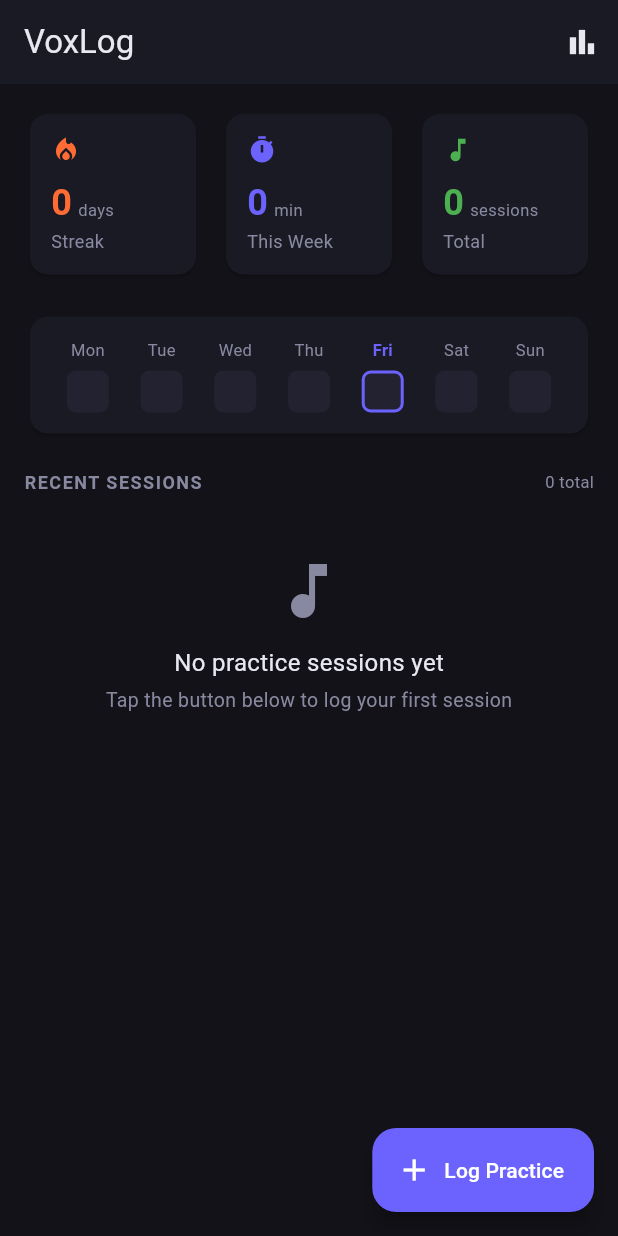
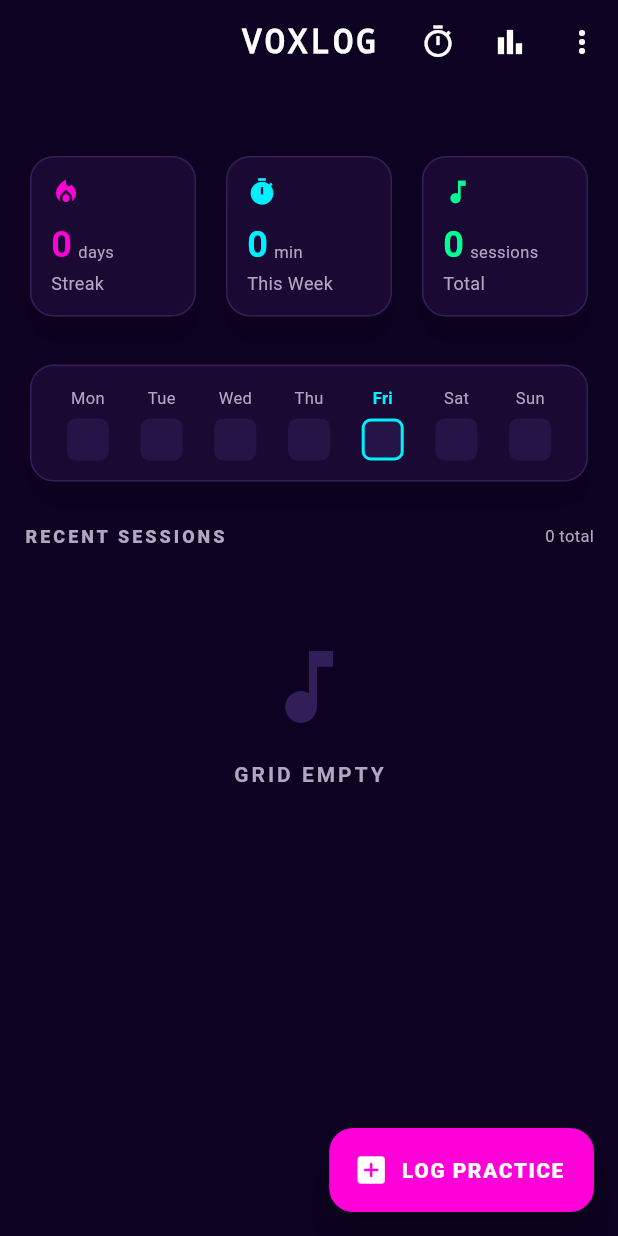
Before and after one commit to synthalorian/Open-Vox, a Flutter app: the screen it shows after launch, on a phone screen of 412 x 824 dp. Run offline on Flutter 3.47's test engine with Material 3 defaults, Android fonts, the phone set to English and light mode, and no system bars; drawn by our look-alikes of flutter_animate; our stand-ins replace file_picker, flutter_riverpod, freezed_annotation, hive_flutter, share_plus; accounts and stored records are empty.

Commit message:
synth update: synchronization and release preparation

```diff
--- a/lib/models/practice_session.dart
+++ b/lib/models/practice_session.dart
@@ -1,10 +1,22 @@
+import 'package:freezed_annotation/freezed_annotation.dart';
+
+part 'practice_session.freezed.dart';
+part 'practice_session.g.dart';
+
 enum Instrument {
+  @JsonValue('electric_guitar')
   electricGuitar('Electric Guitar', '🎸'),
+  @JsonValue('acoustic_guitar')
   acousticGuitar('Acoustic Guitar', '🪕'),
+  @JsonValue('bass')
   bass('Bass', '🎸'),
+  @JsonValue('piano')
   piano('Piano/Keys', '🎹'),
+  @JsonValue('drums')
   drums('Drums', '🥁'),
+  @JsonValue('vocals')
   vocals('Vocals', '🎤'),
+  @JsonValue('other')
   other('Other', '🎵');
 
   final String label;
@@ -13,73 +25,48 @@ enum Instrument {
 }
 
 enum PracticeCategory {
+  @JsonValue('technique')
   technique('Technique'),
+  @JsonValue('songs')
   songs('Songs/Repertoire'),
+  @JsonValue('theory')
   theory('Theory'),
+  @JsonValue('improvisation')
   improvisation('Improvisation'),
+  @JsonValue('ear_training')
   earTraining('Ear Training'),
+  @JsonValue('sight_reading')
   sightReading('Sight Reading'),
+  @JsonValue('recording')
   recording('Recording'),
+  @JsonValue('jamming')
   jamming('Jamming'),
+  @JsonValue('warmup')
   warmup('Warm-up'),
+  @JsonValue('other')
   other('Other');
 
   final String label;
   const PracticeCategory(this.label);
 }
 
-class PracticeSession {
-  final String id;
-  final DateTime date;
-  final Instrument instrument;
-  final PracticeCategory category;
-  final Duration duration;
-  final String? notes;
-  final int? bpmGoal;
-  final int? bpmAchieved;
-  final int rating; // 1-5 stars
-  final List<String> tags;
+@freezed
+class PracticeSession with _$PracticeSession {
+  const factory PracticeSession({
+    required String id,
+    required DateTime date,
+    required Instrument instrument,
+    required PracticeCategory category,
+    required Duration duration,
+    String? notes,
+    int? bpmGoal,
+    int? bpmAchieved,
+    @Default(3) int rating,
+    @Default([]) List<String> tags,
+  }) = _PracticeSession;
 
-  PracticeSession({
-    required this.id,
-    required this.date,
-    required this.instrument,
-    required this.category,
-    required this.duration,
-    this.notes,
-    this.bpmGoal,
-    this.bpmAchieved,
-    this.rating = 3,
-    List<String>? tags,
-  }) : tags = tags ?? [];
-
-  Map<String, dynamic> toMap() => {
-        'id': id,
-        'date': date.toIso8601String(),
-        'instrument': instrument.index,
-        'category': category.index,
-        'durationMinutes': duration.inMinutes,
-        'notes': notes,
-        'bpmGoal': bpmGoal,
-        'bpmAchieved': bpmAchieved,
-        'rating': rating,
-        'tags': tags,
-      };
-
-  factory PracticeSession.fromMap(Map<dynamic, dynamic> map) {
-    return PracticeSession(
-      id: map['id'] as String,
-      date: DateTime.parse(map['date'] as String),
-      instrument: Instrument.values[map['instrument'] as int],
-      category: PracticeCategory.values[map['category'] as int],
-      duration: Duration(minutes: map['durationMinutes'] as int),
-      notes: map['notes'] as String?,
-      bpmGoal: map['bpmGoal'] as int?,
-      bpmAchieved: map['bpmAchieved'] as int?,
-      rating: map['rating'] as int? ?? 3,
-      tags: List<String>.from(map['tags'] ?? []),
-    );
-  }
+  factory PracticeSession.fromJson(Map<String, dynamic> json) =>
+      _$PracticeSessionFromJson(json);
 }
 
 class PracticeStats {
@@ -96,6 +83,7 @@ class PracticeStats {
 
   int get currentStreak {
     if (sessions.isEmpty) return 0;
+
     final sorted = List<PracticeSession>.from(sessions)
       ..sort((a, b) => b.date.compareTo(a.date));
 
@@ -111,10 +99,13 @@ class PracticeStats {
 
     for (final date in dates) {
       final diff = check.difference(date).inDays;
-      if (diff <= 1) {
+      if (diff == 0) {
+        streak++;
+        // Keep check as is for next iteration if it was today
+      } else if (diff == 1) {
         streak++;
         check = date;
-      } else {
+      } else if (diff > 1) {
         break;
       }
     }
@@ -144,8 +135,9 @@ class PracticeStats {
 
   List<PracticeSession> get thisWeek {
     final now = DateTime.now();
+    // Monday is 1, Sunday is 7 in DateTime.weekday
     final weekStart = now.subtract(Duration(days: now.weekday - 1));
     final start = DateTime(weekStart.year, weekStart.month, weekStart.day);
-    return sessions.where((s) => s.date.isAfter(start)).toList();
+    return sessions.where((s) => s.date.isAfter(start) || s.date.isAtSameMomentAs(start)).toList();
   }
 }
--- a/lib/screens/home_screen.dart
+++ b/lib/screens/home_screen.dart
@@ -5,6 +5,11 @@ import '../providers/providers.dart';
 import '../theme/vox_theme.dart';
 import '../widgets/log_session_dialog.dart';
 import 'stats_screen.dart';
+import 'timer_screen.dart';
+
+import '../services/import_export_service.dart';
+
+import 'package:flutter_animate/flutter_animate.dart';
 
 class HomeScreen extends ConsumerWidget {
   const HomeScreen({super.key});
@@ -15,9 +20,18 @@ class HomeScreen extends ConsumerWidget {
     final stats = ref.watch(statsProvider);
 
     return Scaffold(
+      extendBodyBehindAppBar: true,
       appBar: AppBar(
-        title: const Text('VoxLog'),
+        title: const Text('VOXLOG'),
         actions: [
+          IconButton(
+            icon: const Icon(Icons.timer_outlined),
+            onPressed: () => Navigator.push(
+              context,
+              MaterialPageRoute(builder: (_) => const TimerScreen()),
+            ),
+            tooltip: 'Practice Timer',
+          ),
           IconButton(
             icon: const Icon(Icons.bar_chart),
             onPressed: () => Navigator.push(
@@ -26,10 +40,64 @@ class HomeScreen extends ConsumerWidget {
             ),
             tooltip: 'Statistics',
           ),
+          PopupMenuButton<String>(
+            onSelected: (value) async {
+              if (value == 'export') {
+                await ImportExportService.exportSessions(sessions);
+              } else if (value == 'import') {
+                final imported = await ImportExportService.importSessions();
+                if (imported != null) {
+                  await ref.read(sessionsProvider.notifier).importAll(imported);
+                  if (context.mounted) {
+                    ScaffoldMessenger.of(context).showSnackBar(
+                      SnackBar(
+                        content: Text('IMPORTED ${imported.length} SESSIONS'),
+                        backgroundColor: VoxTheme.success,
+                      ),
+                    );
+                  }
+                }
+              }
+            },
+            itemBuilder: (context) => [
+              const PopupMenuItem(
+                value: 'export',
+                child: Row(
+                  children: [
+                    Icon(Icons.upload, size: 20),
+                    SizedBox(width: 8),
+                    Text('EXPORT DATA'),
                   ],
                 ),
-      body: ListView(
-        padding: const EdgeInsets.all(16),
+              ),
+              const PopupMenuItem(
+                value: 'import',
+                child: Row(
+                  children: [
+                    Icon(Icons.download, size: 20),
+                    SizedBox(width: 8),
+                    Text('IMPORT DATA'),
+                  ],
+                ),
+              ),
+            ],
+          ),
+        ],
+      ),
+      body: Container(
+        decoration: BoxDecoration(
+          gradient: LinearGradient(
+            begin: Alignment.topCenter,
+            end: Alignment.bottomCenter,
+            colors: [
+              VoxTheme.background,
+              VoxTheme.background.withValues(alpha: 0.8),
+              VoxTheme.background,
+            ],
+          ),
+        ),
+        child: ListView(
+          padding: const EdgeInsets.fromLTRB(16, 100, 16, 16),
           children: [
             // Stats cards
             Row(
@@ -58,11 +126,14 @@ class HomeScreen extends ConsumerWidget {
                   color: VoxTheme.success,
                 ),
               ],
-          ),
-          const SizedBox(height: 20),
+            ).animate().fadeIn(duration: 400.ms).slideY(begin: 0.2),
+            const SizedBox(height: 24),
             // Week heatmap
-          _WeekHeatmap(sessions: sessions),
-          const SizedBox(height: 20),
+            _WeekHeatmap(sessions: sessions)
+                .animate()
+                .fadeIn(delay: 100.ms, duration: 400.ms)
+                .slideY(begin: 0.1),
+            const SizedBox(height: 24),
             // Recent sessions
             Row(
               children: [
@@ -71,8 +142,8 @@ class HomeScreen extends ConsumerWidget {
                   style: TextStyle(
                     color: VoxTheme.textSecondary,
                     fontSize: 12,
-                  fontWeight: FontWeight.bold,
-                  letterSpacing: 1,
+                    fontWeight: FontWeight.w900,
+                    letterSpacing: 2,
                   ),
                 ),
                 const Spacer(),
@@ -84,56 +155,72 @@ class HomeScreen extends ConsumerWidget {
                   ),
                 ),
               ],
-          ),
-          const SizedBox(height: 8),
+            ).animate().fadeIn(delay: 200.ms),
+            const SizedBox(height: 12),
             if (sessions.isEmpty)
               const Padding(
-              padding: EdgeInsets.all(32),
+                padding: EdgeInsets.all(48),
                 child: Center(
                   child: Column(
                     children: [
-                    Icon(Icons.music_note, color: VoxTheme.textSecondary, size: 48),
-                    SizedBox(height: 12),
+                      Icon(Icons.music_note,
+                          color: VoxTheme.divider, size: 64),
+                      SizedBox(height: 16),
                       Text(
-                      'No practice sessions yet',
-                      style: TextStyle(color: VoxTheme.textPrimary, fontSize: 16),
-                    ),
-                    SizedBox(height: 4),
-                    Text(
-                      'Tap the button below to log your first session',
-                      style: TextStyle(color: VoxTheme.textSecondary, fontSize: 13),
+                        'GRID EMPTY',
+                        style: TextStyle(
+                            color: VoxTheme.textSecondary,
+                            fontSize: 14,
+                            fontWeight: FontWeight.bold,
+                            letterSpacing: 2),
                       ),
                     ],
                   ),
                 ),
-            )
+              ).animate().fadeIn(delay: 300.ms)
             else
-            ...sessions.map((session) => Dismissible(
+              ...sessions.asMap().entries.map((entry) {
+                final index = entry.key;
+                final session = entry.value;
+                return Dismissible(
                   key: Key(session.id),
                   direction: DismissDirection.endToStart,
                   background: Container(
                     alignment: Alignment.centerRight,
-                    padding: const EdgeInsets.only(right: 16),
+                    padding: const EdgeInsets.only(right: 24),
+                    margin: const EdgeInsets.only(bottom: 8),
                     decoration: BoxDecoration(
-                      color: Colors.red.withOpacity(0.2),
-                      borderRadius: BorderRadius.circular(12),
+                      color: Colors.red.withValues(alpha: 0.2),
+                      borderRadius: BorderRadius.circular(16),
                     ),
-                    child: const Icon(Icons.delete, color: Colors.red),
+                    child: const Icon(Icons.delete_forever, color: Colors.red),
                   ),
                   onDismissed: (_) {
                     ref.read(sessionsProvider.notifier).remove(session.id);
                   },
+                  child: InkWell(
+                    onTap: () => showDialog(
+                      context: context,
+                      builder: (_) => LogSessionDialog(session: session),
+                    ),
+                    borderRadius: BorderRadius.circular(16),
                     child: _SessionCard(session: session),
-                )),
+                  ),
+                ).animate().fadeIn(delay: (300 + (index * 50)).ms).slideX(begin: 0.1);
+              }),
           ],
+        ),
       ),
       floatingActionButton: FloatingActionButton.extended(
         onPressed: () => showDialog(
           context: context,
           builder: (_) => const LogSessionDialog(),
         ),
-        icon: const Icon(Icons.add),
-        label: const Text('Log Practice'),
+        icon: const Icon(Icons.add_box_rounded),
+        label: const Text(
+          'LOG PRACTICE',
+          style: TextStyle(fontWeight: FontWeight.w900, letterSpacing: 1),
+        ),
       ),
     );
   }
--- a/lib/screens/stats_screen.dart
+++ b/lib/screens/stats_screen.dart
@@ -124,7 +124,7 @@ class StatsScreen extends ConsumerWidget {
                               padding: const EdgeInsets.symmetric(
                                   horizontal: 12, vertical: 6),
                               decoration: BoxDecoration(
-                                color: VoxTheme.accent.withOpacity(0.12),
+                                color: VoxTheme.accent.withValues(alpha: 0.12),
                                 borderRadius: BorderRadius.circular(12),
                               ),
                               child: Text(
--- a/lib/services/session_repository.dart
+++ b/lib/services/session_repository.dart
@@ -12,7 +12,7 @@ class SessionRepository {
   Box get _box => Hive.box(_boxName);
 
   Future<void> save(PracticeSession session) async {
-    await _box.put(session.id, session.toMap());
+    await _box.put(session.id, session.toJson());
   }
 
   Future<void> delete(String id) async {
@@ -22,7 +22,7 @@ class SessionRepository {
   List<PracticeSession> getAll() {
     return _box.values
         .map((data) =>
-            PracticeSession.fromMap(Map<dynamic, dynamic>.from(data)))
+            PracticeSession.fromJson(Map<String, dynamic>.from(data)))
         .toList()
       ..sort((a, b) => b.date.compareTo(a.date));
   }
--- a/lib/theme/vox_theme.dart
+++ b/lib/theme/vox_theme.dart
@@ -1,16 +1,36 @@
 import 'package:flutter/material.dart';
 
 class VoxTheme {
-  static const Color background = Color(0xFF121218);
-  static const Color surface = Color(0xFF1A1A24);
-  static const Color surfaceLight = Color(0xFF222230);
-  static const Color accent = Color(0xFF6C63FF);
-  static const Color accentLight = Color(0xFF8B83FF);
-  static const Color streak = Color(0xFFFF6B35);
-  static const Color success = Color(0xFF4CAF50);
-  static const Color textPrimary = Color(0xFFE8E8F0);
-  static const Color textSecondary = Color(0xFF8888A0);
-  static const Color divider = Color(0xFF2A2A38);
+  // Synthwave Palette
+  static const Color background = Color(0xFF0D0221); // Deep space purple
+  static const Color surface = Color(0xFF190933);    // Darker purple
+  static const Color surfaceLight = Color(0xFF261447);
+
+  static const Color neonPink = Color(0xFFFF00D9);
+  static const Color neonBlue = Color(0xFF00F0FF);
+  static const Color neonPurple = Color(0xFF9D00FF);
+  static const Color neonYellow = Color(0xFFFFF200);
+
+  static const Color accent = neonBlue;
+  static const Color accentLight = Color(0xFF70FAFF);
+  static const Color streak = neonPink;
+  static const Color success = Color(0xFF00FF94);
+
+  static const Color textPrimary = Color(0xFFFFFFFF);
+  static const Color textSecondary = Color(0xFFB0A7C1);
+  static const Color divider = Color(0xFF321E59);
+
+  static LinearGradient get primaryGradient => const LinearGradient(
+        colors: [neonPurple, neonPink],
+        begin: Alignment.topLeft,
+        end: Alignment.bottomRight,
+      );
+
+  static LinearGradient get accentGradient => const LinearGradient(
+        colors: [Color(0xFF00F0FF), Color(0xFF0066FF)],
+        begin: Alignment.topLeft,
+        end: Alignment.bottomRight,
+      );
 
   static ThemeData get darkTheme => ThemeData(
         brightness: Brightness.dark,
@@ -19,21 +39,42 @@ class VoxTheme {
           primary: accent,
           secondary: streak,
           surface: surface,
+          onSurface: textPrimary,
         ),
         appBarTheme: const AppBarTheme(
-          backgroundColor: surface,
+          backgroundColor: Colors.transparent,
           foregroundColor: textPrimary,
           elevation: 0,
+          centerTitle: true,
+          titleTextStyle: TextStyle(
+            fontSize: 22,
+            fontWeight: FontWeight.w900,
+            letterSpacing: 2,
+            fontFamily: 'Courier', // Retro feel
+          ),
         ),
-        cardTheme: CardTheme(
+        cardTheme: CardThemeData(
           color: surface,
+          elevation: 8,
+          shadowColor: Colors.black.withValues(alpha: 0.5),
           shape: RoundedRectangleBorder(
-            borderRadius: BorderRadius.circular(12),
+            borderRadius: BorderRadius.circular(16),
+            side: const BorderSide(color: divider, width: 1),
           ),
         ),
         floatingActionButtonTheme: const FloatingActionButtonThemeData(
-          backgroundColor: accent,
+          backgroundColor: neonPink,
           foregroundColor: Colors.white,
+          elevation: 12,
+        ),
+        chipTheme: ChipThemeData(
+          backgroundColor: surfaceLight,
+          selectedColor: accent.withValues(alpha: 0.2),
+          secondarySelectedColor: accent.withValues(alpha: 0.2),
+          padding: const EdgeInsets.symmetric(horizontal: 10, vertical: 8),
+          shape: RoundedRectangleBorder(
+            borderRadius: BorderRadius.circular(8),
+          ),
         ),
         useMaterial3: true,
       );
```
Also changed, not shown: lib/providers/providers.dart (+7 -0 lines), lib/screens/timer_screen.dart (added, +214 -0 lines), lib/services/import_export_service.dart (added, +30 -0 lines), lib/widgets/log_session_dialog.dart (+26 -13 lines), pubspec.yaml (+9 -6 lines), lib/models/practice_session.freezed.dart (added), lib/models/practice_session.g.dart (added), pubspec.lock, 11 other files. Lines whose indentation alone changed are shown as unchanged.
